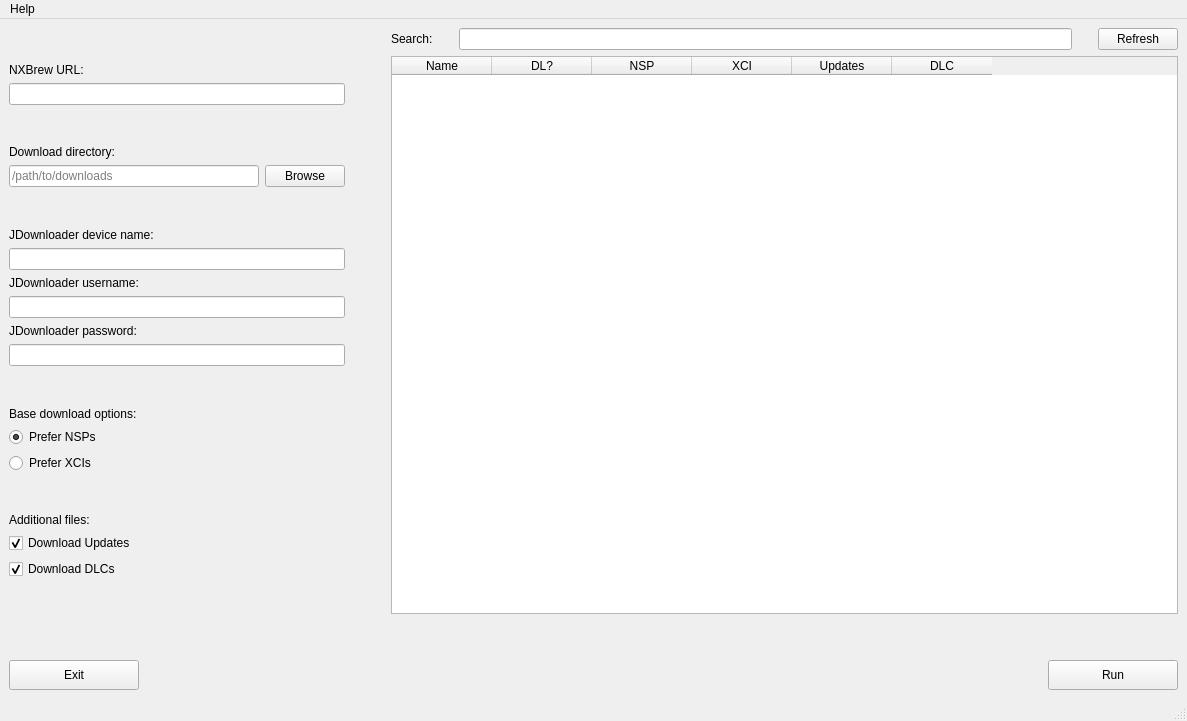
This is nxbrew_dl/gui/layout_nxbrew_dl.ui in johnnyxmas/nxbrew-dl as Qt 5 draws it before an edit. The edited form follows.
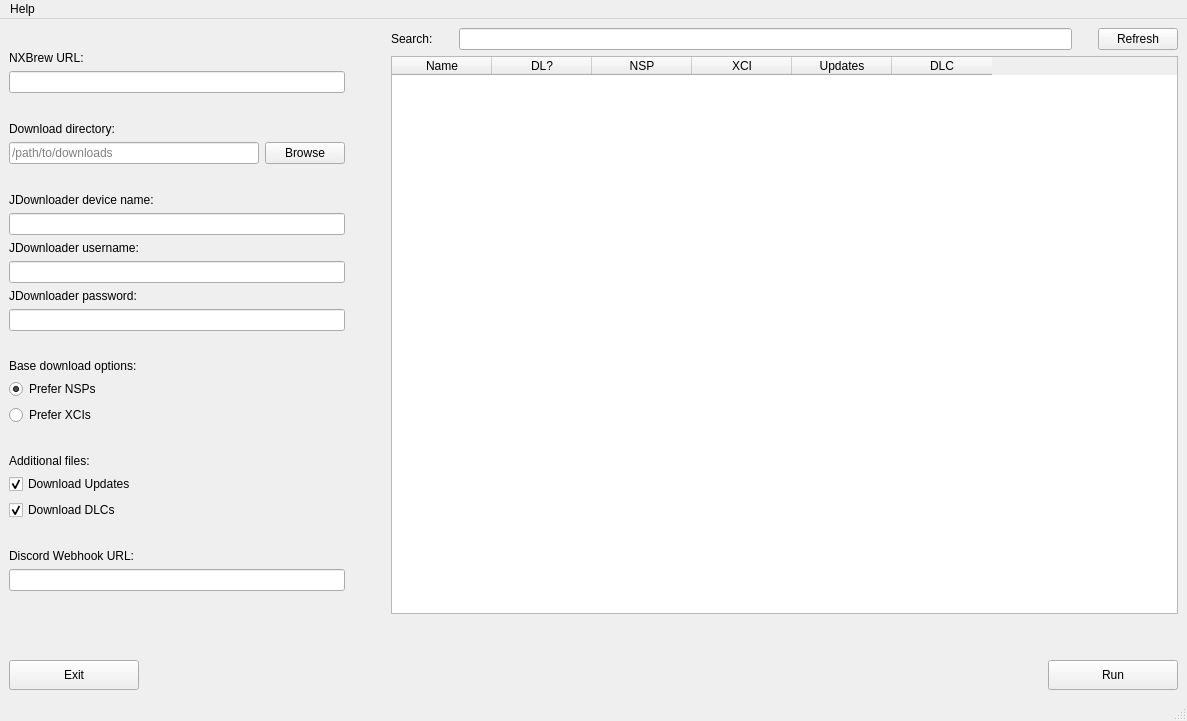
This is the edited form. Icons and pictures are not drawn.

Commit message:
Add Discord webhook
- Add Discord webhook

```diff
--- a/nxbrew_dl/gui/layout_nxbrew_dl.ui
+++ b/nxbrew_dl/gui/layout_nxbrew_dl.ui
@@ -292,6 +292,45 @@
           </property>
          </spacer>
         </item>
+        <item>
+         <widget class="QLabel" name="labelDiscordURL">
+          <property name="text">
+           <string>Discord Webhook URL:</string>
+          </property>
+         </widget>
+        </item>
+        <item>
+         <widget class="QLineEdit" name="lineEditDiscordURL">
+          <property name="sizePolicy">
+           <sizepolicy hsizetype="Preferred" vsizetype="Fixed">
+            <horstretch>0</horstretch>
+            <verstretch>0</verstretch>
+           </sizepolicy>
+          </property>
+          <property name="statusTip">
+           <string>Webhook URL for Discord</string>
+          </property>
+          <property name="text">
+           <string/>
+          </property>
+          <property name="echoMode">
+           <enum>QLineEdit::EchoMode::Normal</enum>
+          </property>
+         </widget>
+        </item>
+        <item>
+         <spacer name="verticalSpacer_5">
+          <property name="orientation">
+           <enum>Qt::Orientation::Vertical</enum>
+          </property>
+          <property name="sizeHint" stdset="0">
+           <size>
+            <width>20</width>
+            <height>40</height>
+           </size>
+          </property>
+         </spacer>
+        </item>
        </layout>
       </item>
       <item>
```
The commit also changes 12 other files.
